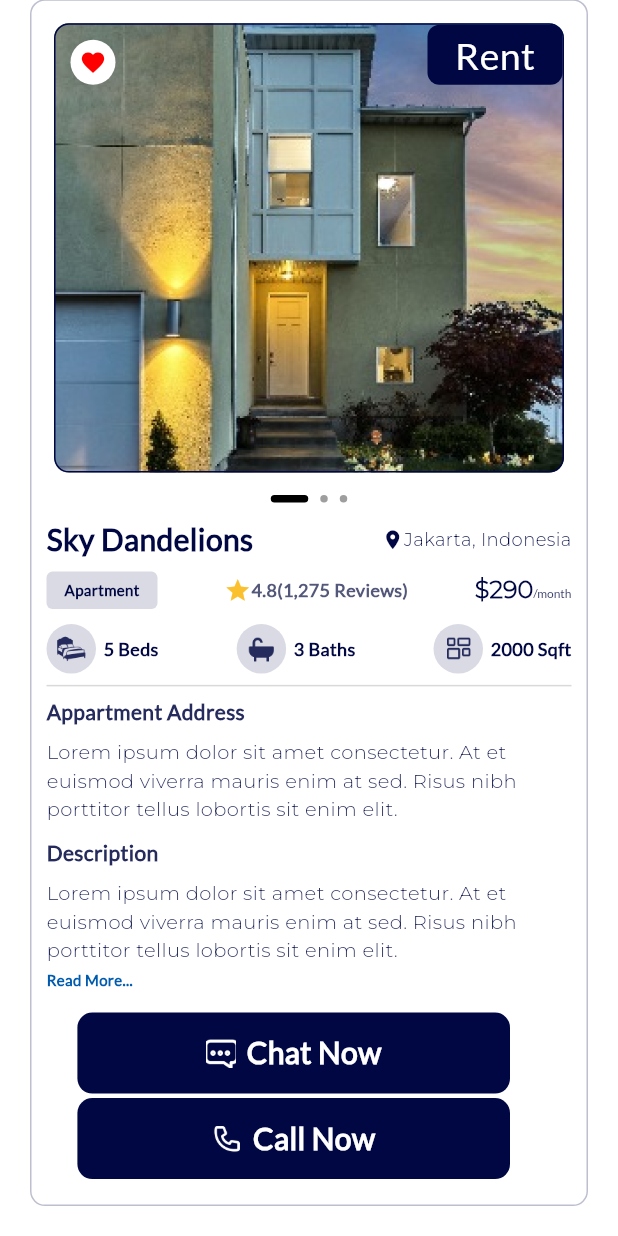
After one commit to jankibrainbinary06/real_estate_app, a Flutter app: the PropertyDetailsScreen screen opened directly, scrolled down 71 dp, after a tap on the "favorite outline" icon, on a phone screen of 412 x 824 dp. The commit adds this screen. Run offline on Flutter 3.47's test engine with Material 2 defaults, Android fonts, the phone set to English and light mode, and no system bars; drawn by our look-alikes of smooth_page_indicator; our stand-ins replace get.

Commit message:
create show property detail page

```diff
--- a/lib/commons/common_button.dart
+++ b/lib/commons/common_button.dart
@@ -7,11 +7,13 @@ import '../utils/string_res.dart';
 
 class CommonButton extends StatelessWidget {
   final String? title;
+  final String? image;
   final VoidCallback onTap;
   final BorderRadius? borderRadius;
   final Color? color;
   final double? width;
   final double? height;
+  final bool? isShowIcon;
 
   const CommonButton(
       {super.key,
@@ -20,7 +22,7 @@ class CommonButton extends StatelessWidget {
       this.borderRadius,
       this.color,
       this.height,
-      this.width});
+      this.width, this.isShowIcon, this.image,});
 
   @override
   Widget build(BuildContext context) {
@@ -33,11 +35,20 @@ class CommonButton extends StatelessWidget {
           color: ColorRes.appColor,
           borderRadius: BorderRadius.circular(10),
         ),
-        child: Center(
-          child: Text(
-            title ?? StringRes.next,
-            style: lato20700,
-          ),
+        child: Row(mainAxisAlignment: MainAxisAlignment.center,
+          children: [
+            isShowIcon==true?Image.asset(
+              image ?? "",
+              height: 20,
+              width: 20,
+              fit: BoxFit.fitHeight,
+            ):SizedBox(),
+            SizedBox(width: 7,),
+            Text(
+              title ?? StringRes.next,
+              style: lato20700,
+            ),
+          ],
         ),
       ),
     );
--- a/lib/screens/dashboard_screen/dashboard_screen.dart
+++ b/lib/screens/dashboard_screen/dashboard_screen.dart
@@ -2,6 +2,7 @@ import 'package:flutter/material.dart';
 import 'package:get/get.dart';
 import 'package:real_estate_app/screens/dashboard_screen/dashboard_controller.dart';
 import 'package:real_estate_app/screens/dashboard_screen/widgets/bottom_bar.dart';
+import 'package:real_estate_app/screens/favourites_screen/favourites_screen.dart';
 import 'package:real_estate_app/screens/home_screen/home_screen.dart';
 import 'package:real_estate_app/screens/intro_screen/intro_screen_1/intro_screen1.dart';
 
@@ -23,7 +24,7 @@ class DashBoardScreen extends StatelessWidget {
               if (controller.tab == 0) {
                 return const HomeScreen();
               } else if (controller.tab == 1) {
-                return const Center(child: Text('fav'));
+                return FavouritesScreen();
               } else if (controller.tab == 2) {
                 return const Center(child: Text('chat'));
               } else if (controller.tab == 3) {
--- /dev/null
+++ b/lib/screens/favourites_screen/favourites_controller.dart
@@ -0,0 +1,13 @@
+import 'package:get/get.dart';
+
+
+class FavouritesController extends GetxController {
+
+
+
+  @override
+  void onInit() {
+    // TODO: implement onInit
+    super.onInit();
+  }
+}
--- /dev/null
+++ b/lib/screens/favourites_screen/favourites_screen.dart
@@ -0,0 +1,52 @@
+import 'package:flutter/material.dart';
+import 'package:get/get.dart';
+import 'package:real_estate_app/commons/common_button.dart';
+import 'package:real_estate_app/commons/text_style.dart';
+import 'package:real_estate_app/screens/favourites_screen/favourites_controller.dart';
+import 'package:real_estate_app/screens/property_datails_screen/property_datails_controller.dart';
+import 'package:real_estate_app/utils/color_res.dart';
+import 'package:real_estate_app/utils/string_res.dart';
+import 'package:smooth_page_indicator/smooth_page_indicator.dart';
+
+import '../../utils/asset_res.dart';
+
+class FavouritesScreen extends StatelessWidget {
+   FavouritesScreen({Key? key}) : super(key: key);
+
+   final FavouritesController favouritesController = Get.put(FavouritesController());
+  @override
+  Widget build(BuildContext context) {
+    return Scaffold(
+      backgroundColor: ColorRes.white,
+      body: SafeArea(
+        child:GetBuilder<FavouritesController>(id: "favourites",builder: (controller) {
+          return Padding(
+            padding: const EdgeInsets.symmetric(horizontal: 20),
+            child: SingleChildScrollView(
+              child: Column(
+                children: [
+                  SizedBox(
+                    height: Get.height * 0.02,
+                  ),
+                  Center(
+                    child: Text(
+                      StringRes.favourites,
+                      style: lato20700.copyWith(color: ColorRes.appColor,fontWeight: FontWeight.w700,fontSize: 24),
+                    ),
+                  ),
+                  Row(children: [
+                    Text(
+                      StringRes.estates,
+                      style: lato20700.copyWith(color: ColorRes.appColor,fontWeight: FontWeight.w700,fontSize: 24),
+                    ),
+                  ],)
+
+                ],
+              ),
+            ),
+          );
+        },),
+      ),
+    );
+  }
+}
--- /dev/null
+++ b/lib/screens/property_datails_screen/property_datails_controller.dart
@@ -0,0 +1,32 @@
+import 'package:flutter/material.dart';
+import 'package:get/get.dart';
+import 'package:real_estate_app/commons/text_style.dart';
+import 'package:real_estate_app/screens/splash_screen/splash_screen.dart';
+import 'package:real_estate_app/utils/color_res.dart';
+
+class PropertyDatailsController extends GetxController {
+
+  bool isLike = false;
+  bool isReadMore = false;
+  PageController pageController = PageController();
+  var currentPage = 0;
+
+
+  commonRow({image,number,text})
+  {
+    return Row(children: [
+      Container(height: 33,width: 33,decoration: BoxDecoration(shape: BoxShape.circle,
+          image: DecorationImage(image: AssetImage(image),scale: 4),
+          color: ColorRes.appColor.withOpacity(0.15)),
+      ),
+      SizedBox(width: 5,),
+      Text("${number} $text",style: lato20700.copyWith(fontWeight: FontWeight.w600,color: ColorRes.appColor,fontSize: 12),)
+    ],);
+  }
+
+  @override
+  void onInit() {
+    // TODO: implement onInit
+    super.onInit();
+  }
+}
--- /dev/null
+++ b/lib/screens/property_datails_screen/property_datails_screen.dart
@@ -0,0 +1,237 @@
+import 'package:flutter/material.dart';
+import 'package:get/get.dart';
+import 'package:real_estate_app/commons/common_button.dart';
+import 'package:real_estate_app/commons/text_style.dart';
+import 'package:real_estate_app/screens/property_datails_screen/property_datails_controller.dart';
+import 'package:real_estate_app/utils/color_res.dart';
+import 'package:real_estate_app/utils/string_res.dart';
+import 'package:smooth_page_indicator/smooth_page_indicator.dart';
+
+import '../../utils/asset_res.dart';
+
+class PropertyDetailsScreen extends StatelessWidget {
+   PropertyDetailsScreen({Key? key}) : super(key: key);
+
+   final PropertyDatailsController propertyDatailsController = Get.put(PropertyDatailsController());
+  @override
+  Widget build(BuildContext context) {
+    return Scaffold(
+      backgroundColor: ColorRes.white,
+      body: SafeArea(
+        child:GetBuilder<PropertyDatailsController>(id: "propertydatails",builder: (controller) {
+          return Padding(
+            padding: const EdgeInsets.symmetric(horizontal: 20),
+            child: SingleChildScrollView(
+              child: Column(
+                children: [
+                  SizedBox(
+                    height: Get.height * 0.02,
+                  ),
+                  Row(mainAxisAlignment: MainAxisAlignment.spaceBetween,
+                    children: [
+                      GestureDetector(
+                        onTap: () {
+                          Get.back();
+                        },
+                        child: Icon(
+                          Icons.arrow_back_outlined,
+                          color: ColorRes.black.withOpacity(0.8),
+                        ),
+                      ),
+                      Text(
+                        StringRes.skyDandelions,
+                        style: lato25500.copyWith(color: ColorRes.appColor,fontWeight: FontWeight.w700,fontSize: 24),
+                      ),
+                      const Icon(
+                        Icons.arrow_back_outlined,
+                        color: Colors.transparent,
+                      ),
+                    ],
+                  ),
+                  Container(
+                    margin: EdgeInsets.symmetric(vertical: 20),
+                    decoration: BoxDecoration(borderRadius: BorderRadius.circular(10),border: Border.all(color: ColorRes.colorBDBFCE)
+                    ),
+                    child: Padding(
+                      padding: const EdgeInsets.symmetric(horizontal: 10),
+                      child: Column(crossAxisAlignment: CrossAxisAlignment.start,children: [
+                        SizedBox(
+                          height: Get.height * 0.4,
+                          child: PageView.builder(
+                            controller: controller.pageController,
+                            onPageChanged: (value) {
+                              controller.currentPage = value;
+                            },
+                            itemCount: 3,
+                            physics: const BouncingScrollPhysics(),
+                            itemBuilder: (BuildContext context, index) {
+                              return   Container(margin: const EdgeInsets.symmetric(horizontal: 5,vertical: 15),
+                                decoration:  BoxDecoration(borderRadius: BorderRadius.circular(10),border:Border.all(color: ColorRes.appColor) ,image:
+                                const DecorationImage(fit: BoxFit.cover,image: AssetImage( AssetRes.buyHome,))),
+                                child: Row(crossAxisAlignment: CrossAxisAlignment.start,mainAxisAlignment: MainAxisAlignment.spaceBetween,children: [
+
+                                  Container(height: 30,width: 30,alignment: Alignment.center,margin: EdgeInsets.only(left: 10,top: 10),
+                                    decoration: const BoxDecoration(shape: BoxShape.circle,color: Colors.white),
+                                    child: InkWell(onTap: () {
+                                      if(controller.isLike==false)
+                                      {
+                                        controller.isLike = true;
+                                        controller.update(['propertydatails']);
+                                      }
+                                      else
+                                      {
+                                        controller.isLike = false;
+                                        controller.update(['propertydatails']);
+                                      }
+                                    },child: controller.isLike?Icon(Icons.favorite,color: ColorRes.redColor,size: 18,):Icon(Icons.favorite_border,color: ColorRes.redColor,size: 18,)),),
+                                  Container(height: 40,width: 90,alignment: Alignment.center,
+                                    decoration: BoxDecoration(borderRadius: BorderRadius.circular(8),color: ColorRes.appColor),
+                                    child: Text(
+                                      StringRes.rent,
+                                      style: lato25500.copyWith(color: ColorRes.white),
+                                    ),
+                                  )
+                                ]),
+                              );
+                            },
+                          ),
+                        ),
+                        Center(
+                          child: SmoothPageIndicator(
+                            controller: controller.pageController,
+                            count: 3,
+                            effect: const ExpandingDotsEffect(
+                                dotHeight: 5,
+                                dotWidth: 5,
+                                expansionFactor: 5,
+                                activeDotColor: Colors.black
+                            ),
+                          ),
+                        ),
+                        SizedBox(height: 10,),
+                        Row(mainAxisAlignment: MainAxisAlignment.spaceBetween,children: [
+                          Expanded(
+                            child: Text(
+                              StringRes.skyDandelions,
+                              style: lato20700.copyWith(color: ColorRes.appColor),
+                            ),
+                          ),
+                          Row(children: [
+                            Icon(Icons.location_on,color:  ColorRes.appColor,size: 15),
+                            Text(
+                              "Jakarta, Indonesia",
+                              style: mont16400.copyWith(color: ColorRes.appColor,fontSize: 12),
+                            ),
+                          ],)
+                        ],),
+                        SizedBox(height: 7,),
+                        Row(mainAxisAlignment: MainAxisAlignment.spaceBetween,
+                          children: [
+                            Container(alignment: Alignment.center,height: 25,width: 74,decoration: BoxDecoration(borderRadius: BorderRadius.circular(4),
+                            color: ColorRes.appColor.withOpacity(0.15)
+                            ),
+                            child: Text(
+                              StringRes.apartment,
+                              style: lato20700.copyWith(color: ColorRes.appColor,fontSize: 10),
+                            ),
+                            ),
+                            Row(children: [
+                              Icon(Icons.star,color: Colors.yellow.shade700,size: 18,),
+                              Text(
+                               "4.8(1,275 Reviews)",
+                                style: lato20700.copyWith(fontWeight: FontWeight.w600,color: ColorRes.color53587A,fontSize: 12),
+                              ),
+
+                            ],),
+                            RichText(
+                              text: TextSpan(
+                                children:  <TextSpan>[
+                                  TextSpan(text: '\$290', style:mont16400.copyWith(color: ColorRes.appColor,fontWeight: FontWeight.w600),),
+                                  TextSpan(text: '/month',style: lato25500.copyWith(color: ColorRes.color252B5C,fontSize: 8)),
+                                ],
+                              ),
+                            )
+                          ],
+                        ),
+                        SizedBox(height: 10,),
+                        Row(mainAxisAlignment: MainAxisAlignment.spaceBetween,children: [
+                          controller.commonRow(image: AssetRes.emojioneMonotoneBed,text: "Beds",number: 5),
+                          controller.commonRow(image: AssetRes.bxsBath,text: "Baths",number: 3),
+                          controller.commonRow(image: AssetRes.carbonWorkspace,text: "Sqft",number: 2000),
+                        ],),
+                        Divider(color: ColorRes.black.withOpacity(0.15),),
+                        Text(
+                          StringRes.appartmentAddress,
+                          style: lato20700.copyWith(fontWeight: FontWeight.w600,color: ColorRes.color252B5C,fontSize: 14),
+                        ),
+                        SizedBox(height: 7,),
+                        Text(
+                          StringRes.Lorem,
+                          style: mont16400.copyWith(color: ColorRes.color252B5C,fontSize: 13),
+                        ),
+                        SizedBox(height: 10,),
+                        Text(
+                          StringRes.description,
+                          style: lato20700.copyWith(fontWeight: FontWeight.w600,color: ColorRes.color252B5C,fontSize: 14),
+                        ),
+                        SizedBox(height: 7,),
+                        Text(
+                          StringRes.Lorem,
+                          style: mont16400.copyWith(color: ColorRes.color252B5C,fontSize: 13),
+                        ),
+                        Visibility(visible:controller.isReadMore,
+                          child: Text(
+                            StringRes.Lorem,
+                            style: mont16400.copyWith(color: ColorRes.color252B5C,fontSize: 13),
+                          ),
+                        ),
+                        SizedBox(height: 3,),
+                        InkWell(onTap: () {
+                          if(  controller.isReadMore!=true)
+                            {
+                              controller.isReadMore=true;
+                              controller.update(['propertydatails']);
+                            }
+                          else
+                            {
+                              controller.isReadMore=false;
+                              controller.update(['propertydatails']);
+                            }
+
+                        },
+                          child: Text(
+                            controller.isReadMore!=false? StringRes.readLess:StringRes.readMore,
+                            style: lato20700.copyWith(fontWeight: FontWeight.w600,color: ColorRes.color005BAF,fontSize: 10),
+                          ),
+                        ),
+                        SizedBox(height: 15,),
+                        Padding(
+                          padding:  EdgeInsets.only(left: Get.width * 0.05),
+                          child: CommonButton(isShowIcon: true,image: AssetRes.chat,title: "Chat Now",
+                            onTap: () {
+
+                            },
+                          ),
+                        ),
+                        SizedBox(height: 3,),
+                        Padding(
+                          padding:  EdgeInsets.only(left: Get.width * 0.05),
+                          child: CommonButton(isShowIcon: true,image: AssetRes.call,title: "Call Now",
+                            onTap: () {
+
+                            },
+                          ),
+                        ),
+                        SizedBox(height: 17,),
+                      ]),
+                    ),
+                  )
+                ],
+              ),
+            ),
+          );
+        },),
+      ),
+    );
+  }
+}
--- a/lib/utils/asset_res.dart
+++ b/lib/utils/asset_res.dart
@@ -24,4 +24,8 @@ class AssetRes {
   static const introHome3 = '${images}intro_home3.png';
   static const rentHome = '${images}rent_home.png';
   static const buyHome = '${images}buy_home.png';
+  static const bxsBath = '${images}bxs_bath.png';
+  static const carbonWorkspace = '${images}carbon_workspace.png';
+  static const emojioneMonotoneBed = '${images}emojione-monotone_bed.png';
+  static const call = '${images}call.png';
 }
--- a/lib/utils/color_res.dart
+++ b/lib/utils/color_res.dart
@@ -4,9 +4,14 @@ class ColorRes {
   static const white = Color(0xffFFFFFF);
   static const black = Color(0xff000000);
   static const appColor = Color(0xff000743);
+  static const redColor = Color(0xffFF0000);
 
   static const color292929 = Color(0xff292929);
   static const colorF6F6F6 = Color(0xffF6F6F6);
   static const colorD8DAEC = Color(0xffD8DAEC);
   static const colorECEDF3 = Color(0xffECEDF3);
+  static const colorBDBFCE = Color(0xffBDBFCE);
+  static const color53587A = Color(0xff53587A);
+  static const color252B5C = Color(0xff252B5C);
+  static const color005BAF = Color(0xff005BAF);
 }
--- a/lib/utils/string_res.dart
+++ b/lib/utils/string_res.dart
@@ -29,9 +29,21 @@ class StringRes {
   static const buy = 'Buy';
   static const rent = 'Rent';
 
+  //=====Property detail screen
+  static const skyDandelions = 'Sky Dandelions';
+  static const appartmentAddress = 'Appartment Address';
+  static const favourites = 'Favourites';
+  static const description = 'Description';
+  static const readMore = 'Read More...';
+  static const readLess = 'Read Less';
+  static const estates = 'Estates';
+  static const Lorem = 'Lorem ipsum dolor sit amet consectetur. At et euismod viverra mauris enim at sed. Risus nibh porttitor tellus lobortis sit enim elit.';
+
+
   //===property type screen===
 
   static const whatYou = 'What you’re looking for ?';
+
   static const apartment = 'Apartment';
   static const township = 'Township';
   static const residency = 'Residency';
--- a/pubspec.yaml
+++ b/pubspec.yaml
@@ -36,6 +36,7 @@ dependencies:
   # Use with the CupertinoIcons class for iOS style icons.
   cupertino_icons: ^1.0.2
   get: ^4.6.6
+  smooth_page_indicator: ^1.1.0
 
 dev_dependencies:
   flutter_test:
```
Also changed, not shown: assets/images/bxs_bath.png (added), assets/images/call.png (added), assets/images/carbon_workspace.png (added), assets/images/emojione-monotone_bed.png (added), pubspec.lock.
